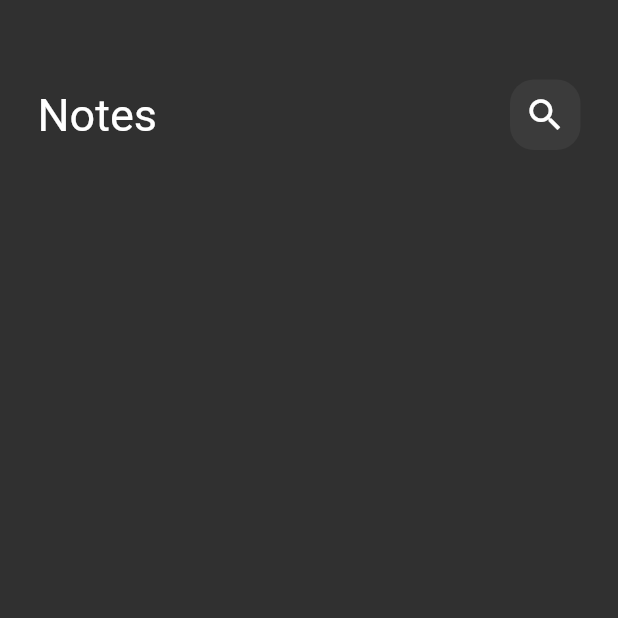
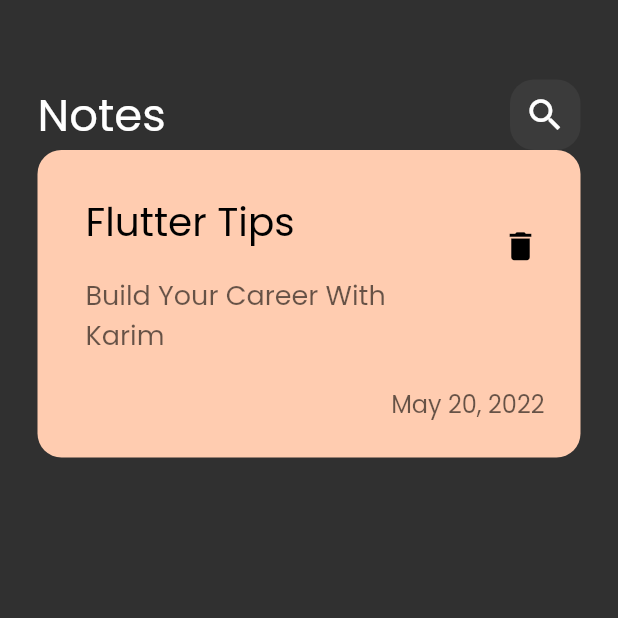
Before and after one commit to Karim-Elbahnasawy/NotesApp, a Flutter app: the screen it shows after launch, on a phone screen of 412 x 824 dp, the top half of it. Run offline on Flutter 3.47's test engine with Material 2 defaults, Android fonts, the phone set to English and light mode, and no system bars.

Commit message:
create custom note item

```diff
--- a/lib/main.dart
+++ b/lib/main.dart
@@ -12,7 +12,7 @@ class NotesApp extends StatelessWidget {
   Widget build(BuildContext context) {
     return MaterialApp(
       debugShowCheckedModeBanner: false,
-      theme: ThemeData(brightness: Brightness.dark),
+      theme: ThemeData(brightness: Brightness.dark, fontFamily: 'Poppins'),
       home: const NotesView(),
     );
   }
--- /dev/null
+++ b/lib/widgets/custom_note_item.dart
@@ -0,0 +1,61 @@
+import 'package:flutter/material.dart';
+
+class CustomNoteItem extends StatelessWidget {
+  const CustomNoteItem({super.key});
+
+  @override
+  Widget build(BuildContext context) {
+    return Container(
+      padding: const EdgeInsets.only(top: 24, bottom: 24, left: 16),
+      decoration: BoxDecoration(
+        color: const Color(0xffFFCCB0),
+        borderRadius: BorderRadius.circular(16),
+      ),
+      child: Column(
+        crossAxisAlignment: CrossAxisAlignment.end,
+        children: [
+          ListTile(
+            title: const Padding(
+              padding: EdgeInsets.only(bottom: 16),
+              child: Text(
+                'Flutter Tips',
+                style: TextStyle(
+                  color: Colors.black,
+                  fontSize: 26,
+                ),
+              ),
+            ),
+            subtitle: Padding(
+              padding: const EdgeInsets.only(bottom: 16),
+              child: Text(
+                'Build Your Career With Karim',
+                style: TextStyle(
+                  color: Colors.black.withOpacity(0.6),
+                  fontSize: 18,
+                ),
+              ),
+            ),
+            trailing: IconButton(
+              color: Colors.black,
+              onPressed: () {},
+              icon: const Icon(
+                Icons.delete,
+                size: 25,
+              ),
+            ),
+          ),
+          Padding(
+            padding: const EdgeInsets.only(right: 24),
+            child: Text(
+              'May 20, 2022',
+              style: TextStyle(
+                color: Colors.black.withOpacity(0.6),
+                fontSize: 16,
+              ),
+            ),
+          ),
+        ],
+      ),
+    );
+  }
+}
--- a/lib/widgets/notes_view_body.dart
+++ b/lib/widgets/notes_view_body.dart
@@ -1,5 +1,6 @@
 import 'package:flutter/material.dart';
 import 'package:notes_app/widgets/custom_app_bar.dart';
+import 'package:notes_app/widgets/custom_note_item.dart';
 
 class NotesViewBody extends StatelessWidget {
   const NotesViewBody({super.key});
@@ -14,6 +15,7 @@ class NotesViewBody extends StatelessWidget {
             height: 53,
           ),
           CustomAppBar(),
+          CustomNoteItem(),
         ],
       ),
     );
```
Also changed, not shown: pubspec.yaml (+5 -11 lines), assets/fonts/Poppins-Regular.ttf (added).
